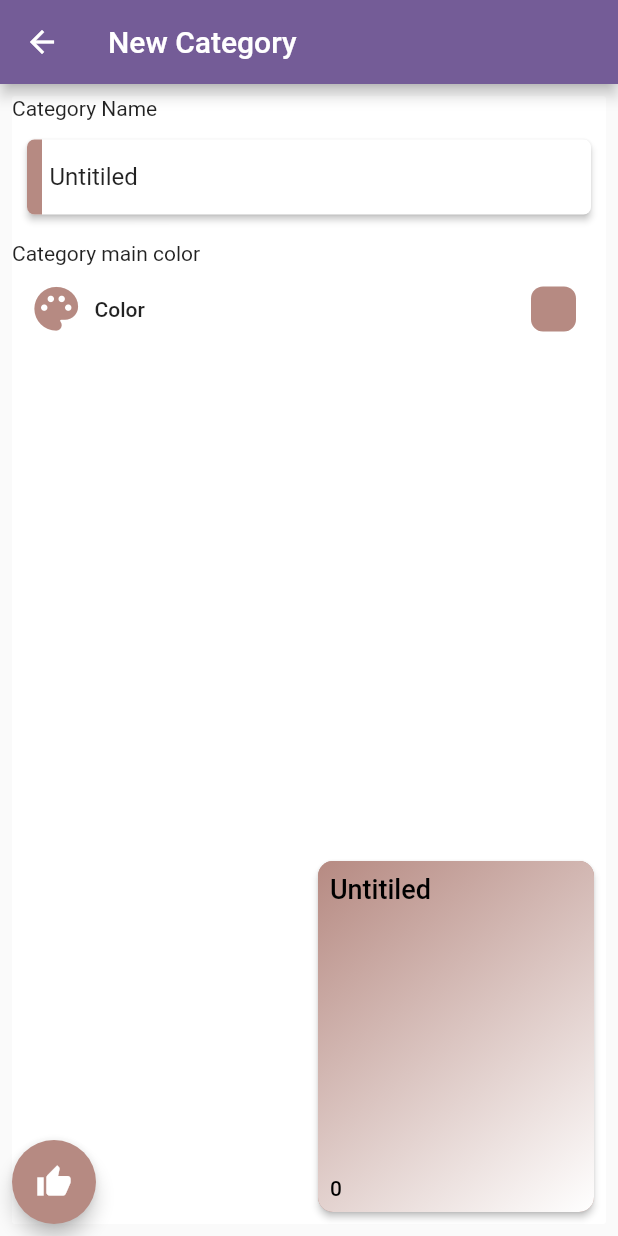
After one commit to MoSamir/Task-Tracker, a Flutter app: the AddCategory screen opened directly, on a phone screen of 412 x 824 dp. The commit adds this screen. Run offline on Flutter 3.47's test engine with Material 2 defaults, Android fonts, the phone set to English and light mode, and no system bars; our stand-ins replace bloc, cloud_firestore, fancy_bottom_navigation, firebase_auth, flutter_bloc, flutter_colorpicker and 8 more; missing offline and left inert: flutter_circular_chart, onesignal; accounts and stored records are empty; statements that could not run were skipped.

Commit message:
Adding Initial Drafting to add category Making category name color dynamic on Card based on The background color adding Local and OneSignal notification

```diff
--- /dev/null
+++ b/task_tracker/lib/bloc/AddCategory.dart
@@ -0,0 +1,43 @@
+import 'package:bloc/bloc.dart';
+import 'package:task_tracker/models/CategoryModel.dart';
+import 'package:task_tracker/resources/Repository.dart';
+
+class AddCategoryBloc extends Bloc<AddCategoryBlocEvents, AddCategoryStates> {
+  @override
+  // TODO: implement initialState
+  AddCategoryStates get initialState => InitialScreenState();
+
+  @override
+  Stream<AddCategoryStates> mapEventToState(
+      AddCategoryBlocEvents event) async* {
+    if (event is CreateCategory) {
+      yield CategoryLoading();
+      try {
+        bool noteAdded =
+            await Repository.addCategory(category: event.newCategory);
+
+        await Future.delayed(Duration(seconds: 5));
+        yield noteAdded ? SuccessState() : FailedState();
+      } catch (ex) {
+        yield FailedState();
+      }
+    }
+  }
+}
+
+abstract class AddCategoryBlocEvents {}
+
+class CreateCategory extends AddCategoryBlocEvents {
+  final CategoryViewModel newCategory;
+  CreateCategory({this.newCategory});
+}
+
+abstract class AddCategoryStates {}
+
+class InitialScreenState extends AddCategoryStates {}
+
+class CategoryLoading extends AddCategoryStates {}
+
+class SuccessState extends AddCategoryStates {}
+
+class FailedState extends AddCategoryStates {}
--- a/task_tracker/lib/bloc/DataBloc.dart
+++ b/task_tracker/lib/bloc/DataBloc.dart
@@ -50,7 +50,7 @@ class DataBloc extends Bloc<NoteBlocEvents, NoteBlocStates> {
 
   @override
   Stream<NoteBlocStates> mapEventToState(NoteBlocEvents event) async* {
-    if (event is LoadNotes) {
+    if (event is LoadUserData) {
       yield DataLoading();
       try {
         SingleUserDataModel data = await loadUserNotes();
@@ -125,7 +125,7 @@ class InitialScreen extends NoteBlocStates {}
 
 abstract class NoteBlocEvents {}
 
-class LoadNotes extends NoteBlocEvents {}
+class LoadUserData extends NoteBlocEvents {}
 
 class DeleteNote extends NoteBlocEvents {
   TaskViewModel taskViewModel;
--- a/task_tracker/lib/main.dart
+++ b/task_tracker/lib/main.dart
@@ -4,8 +4,12 @@ import 'package:task_tracker/bloc/DataBloc.dart';
 import 'package:task_tracker/presentation/BarRootScreen.dart';
 import 'package:task_tracker/resources/database_provider/DatabaseProvider.dart';
 import 'package:task_tracker/resources/firebase_provider/FirebaseProvider.dart';
+import 'package:task_tracker/utilities/NotificationController.dart';
 
 void main() async {
+  NotificationController.initOneSignal();
+  NotificationController.initLocalNotification();
+
   runApp(MyApp());
 }
 
--- /dev/null
+++ b/task_tracker/lib/presentation/AddCategory.dart
@@ -0,0 +1,280 @@
+import 'package:flutter/material.dart';
+import 'package:flutter_bloc/flutter_bloc.dart';
+import 'package:flutter_colorpicker/flutter_colorpicker.dart';
+import 'package:modal_progress_hud/modal_progress_hud.dart';
+import 'package:rxdart/rxdart.dart';
+import 'package:task_tracker/bloc/AddCategory.dart';
+import 'package:task_tracker/bloc/DataBloc.dart';
+import 'package:task_tracker/models/CategoryModel.dart';
+import 'package:task_tracker/presentation/utilities_widgets/ErrorView.dart';
+import 'package:task_tracker/presentation/utilities_widgets/LoadingView.dart';
+import 'package:task_tracker/utilities/Constants.dart';
+import 'package:toast/toast.dart';
+
+import 'list_cards/CategoryCard.dart';
+
+class AddCategory extends StatefulWidget {
+  final DataBloc dataBloc;
+  AddCategory({this.dataBloc});
+  @override
+  _AddCategoryState createState() => _AddCategoryState();
+}
+
+class _AddCategoryState extends State<AddCategory>
+    with SingleTickerProviderStateMixin {
+  CategoryViewModel newCategory = CategoryViewModel(
+    categoryColor: '0xFFb68a82', // color white
+    categoryName: "Untitiled",
+  );
+
+  AddCategoryBloc categoryBloc;
+  GlobalKey<FormState> _formKey = GlobalKey<FormState>();
+
+  BehaviorSubject<bool> needUpdate = BehaviorSubject<bool>();
+
+  TextEditingController _taskNameController =
+      TextEditingController(text: 'Untitiled');
+  String newColor = '0xFFb68a82';
+
+  @override
+  void initState() {
+    super.initState();
+    _taskNameController.addListener(() {
+      newCategory.categoryName = _taskNameController.text;
+      print('Sinking');
+      needUpdate.sink.add(true);
+    });
+
+    categoryBloc = AddCategoryBloc();
+    // TODO: implement initState
+  }
+
+  void changeColor(Color color) {
+    newColor = '${color.value}';
+  }
+
+  @override
+  Widget build(BuildContext context) {
+    double height = MediaQuery.of(context).size.height - kToolbarHeight;
+
+    return Container(
+      child: Scaffold(
+        appBar: AppBar(
+          backgroundColor: AppColors.APP_COLOR,
+          title: Text('New Category'),
+        ),
+        body: BlocListener(
+          bloc: categoryBloc,
+          listener: (context, state) {
+            if (state is SuccessState) {
+              Toast.show(Strings.SAVE_TASK_SUCCESS_MESSAGE, context,
+                  duration: 5, gravity: Toast.BOTTOM);
+              _taskNameController.clear();
+              _taskNameController.clear();
+
+              widget.dataBloc.add(LoadUserData());
+              Navigator.of(context).pop();
+            } else if (state is FailedState) {
+              showDialog(
+                context: context,
+                barrierDismissible: true,
+                builder: (context) => AlertDialog(
+                  elevation: 2,
+                  title: Text(Strings.SAVE_TASK_FAILED_MESSAGE),
+                  content: ErrorHandleView(),
+                ),
+              );
+            }
+          },
+          child: BlocBuilder(
+            bloc: categoryBloc,
+            builder: (context, state) {
+              return ModalProgressHUD(
+                inAsyncCall: state is CategoryLoading,
+                progressIndicator: LoadingView(
+                  indicatorColor: Color(int.parse(newCategory.categoryColor)),
+                ),
+                child: Padding(
+                  padding: const EdgeInsets.all(8.0),
+                  child: Container(
+                    height: height,
+                    child: Stack(
+                      children: <Widget>[
+                        cardControls(),
+                        Align(
+                          alignment: Alignment.bottomRight,
+                          child: StreamBuilder<bool>(
+                            initialData: false,
+                            stream: needUpdate,
+                            builder: (context, snapshot) {
+                              return cardPreview();
+                            },
+                          ),
+                        ),
+                        Align(
+                          alignment: Alignment.bottomLeft,
+                          child: FloatingActionButton(
+                            onPressed: () {
+                              if (_formKey.currentState.validate()) {
+                                categoryBloc.add(
+                                    CreateCategory(newCategory: newCategory));
+                              }
+                            },
+                            elevation: 5,
+                            backgroundColor: Color(int.parse(newColor)),
+                            child: Icon(Icons.thumb_up),
+                          ),
+                        ),
+                      ],
+                    ),
+                  ),
+                ),
+              );
+            },
+          ),
+        ),
+      ),
+    );
+  }
+
+  cardPreview() {
+    return Container(
+      width: 200,
+      height: 250,
+      child: CategoryCard(
+        associatedTasks: 0,
+        categoryViewModel: newCategory,
+      ),
+    );
+  }
+
+  cardControls() {
+    return Material(
+      type: MaterialType.card,
+      child: Column(
+        crossAxisAlignment: CrossAxisAlignment.stretch,
+        children: <Widget>[
+          Text('Category Name'),
+          SizedBox(
+            height: 5,
+          ),
+          Padding(
+            padding: const EdgeInsets.symmetric(horizontal: 10, vertical: 8),
+            child: Material(
+              borderRadius: BorderRadius.circular(5),
+              elevation: 2,
+              type: MaterialType.card,
+              child: Row(
+                children: <Widget>[
+                  Container(
+                    decoration: BoxDecoration(
+                      color: Color(int.parse(newColor)),
+                      borderRadius: BorderRadius.only(
+                        topLeft: Radius.circular(5),
+                        bottomLeft: Radius.circular(5),
+                      ),
+                    ),
+                    width: 10,
+                    height: 50,
+                  ),
+                  SizedBox(
+                    width: 5,
+                  ),
+                  Expanded(
+                    child: Form(
+                      key: _formKey,
+                      child: TextFormField(
+                        validator: (text) {
+                          return (text.length > 0)
+                              ? null
+                              : Strings.REQUIRED_FIELD_ERROR;
+                        },
+                        controller: _taskNameController,
+                        cursorColor: Color(int.parse(newColor)),
+                        decoration: InputDecoration(
+                          border: InputBorder.none,
+                          hintText: Strings.TASK_NAME_HINT,
+                          hintStyle: TextStyle(
+                            color: Colors.grey[300],
+                          ),
+                        ),
+                      ),
+                    ),
+                  ),
+                ],
+              ),
+            ),
+          ),
+          SizedBox(
+            height: 10,
+          ),
+          Text('Category main color'),
+          SizedBox(
+            height: 5,
+          ),
+          Padding(
+            padding: const EdgeInsets.only(right: 20),
+            child: Row(
+              mainAxisAlignment: MainAxisAlignment.spaceBetween,
+              children: <Widget>[
+                FlatButton.icon(
+                  icon: Icon(
+                    Icons.palette,
+                    size: 35,
+                    color: Color(int.parse(newColor)),
+                  ),
+                  label: Text('Color'),
+                  onPressed: () => showPicker(),
+                ),
+                Container(
+                  height: 30,
+                  width: 30,
+                  decoration: BoxDecoration(
+                      color: Color(int.parse(newColor)),
+                      shape: BoxShape.rectangle,
+                      borderRadius: BorderRadius.circular(8)),
+                ),
+              ],
+            ),
+          ),
+        ],
+      ),
+    );
+  }
+
+  @override
+  void dispose() {
+    needUpdate.close();
+    // TODO: implement dispose
+    super.dispose();
+  }
+
+  showPicker() {
+    showDialog(
+      context: context,
+      child: AlertDialog(
+        title: const Text('Pick a color!'),
+        content: SingleChildScrollView(
+          physics: NeverScrollableScrollPhysics(),
+          child: ColorPicker(
+            pickerColor: Color(int.parse(newColor)),
+            onColorChanged: changeColor,
+            enableLabel: true,
+            pickerAreaHeightPercent: 0.8,
+          ),
+        ),
+        actions: <Widget>[
+          FlatButton(
+            child: const Text('Got it'),
+            onPressed: () {
+              setState(() {});
+              needUpdate.sink.add(true);
+              newCategory.categoryColor = newColor;
+              Navigator.of(context).pop();
+            },
+          ),
+        ],
+      ),
+    );
+  }
+}
--- a/task_tracker/lib/presentation/AddNote.dart
+++ b/task_tracker/lib/presentation/AddNote.dart
@@ -71,7 +71,7 @@ class _AddNoteScreenState extends State<AddNoteScreen> {
             if (state is SuccessState) {
               Toast.show(Strings.SAVE_TASK_SUCCESS_MESSAGE, context,
                   duration: 5, gravity: Toast.BOTTOM);
-              BlocProvider.of<DataBloc>(context).add(LoadNotes());
+              BlocProvider.of<DataBloc>(context).add(LoadUserData());
               _taskNameController.clear();
               _taskDescriptionController.clear();
               RootScreen.navigatorKey.currentState.setPage(2);
@@ -92,7 +92,9 @@ class _AddNoteScreenState extends State<AddNoteScreen> {
             builder: (context, state) {
               return ModalProgressHUD(
                 inAsyncCall: state is NoteLoading,
-                progressIndicator: LoadingView(),
+                progressIndicator: LoadingView(
+                  indicatorColor: taskColor,
+                ),
                 child: SingleChildScrollView(
                   child: Container(
                     child: Form(
--- a/task_tracker/lib/presentation/NotesScreen.dart
+++ b/task_tracker/lib/presentation/NotesScreen.dart
@@ -26,7 +26,7 @@ class _NotesScreenState extends State<NotesScreen> {
         ScrollController(initialScrollOffset: 0, keepScrollOffset: true);
 
     if (_bloc.state is DataLoaded == false &&
-        _bloc.state is DataLoading == false) _bloc.add(LoadNotes());
+        _bloc.state is DataLoading == false) _bloc.add(LoadUserData());
     // TODO: implement initState
     super.initState();
   }
--- a/task_tracker/lib/presentation/list_cards/CategoryCard.dart
+++ b/task_tracker/lib/presentation/list_cards/CategoryCard.dart
@@ -8,7 +8,7 @@ class CategoryCard extends StatelessWidget {
   final CategoryViewModel categoryViewModel;
   final int associatedTasks;
   final Function addCategoryAction;
-
+  Color textColor = AppColors.BLACK_COLOR;
   CategoryCard(
       {this.categoryViewModel, this.associatedTasks, this.addCategoryAction});
 
@@ -19,6 +19,10 @@ class CategoryCard extends StatelessWidget {
         : Color((math.Random().nextDouble() * 0xFFFFFF).toInt() << 0)
             .withOpacity(1.0);
 
+    textColor = UtilityFunctions.isDarkColor(mainColor)
+        ? AppColors.WHITE_COLOR
+        : AppColors.BLACK_COLOR;
+
     return Container(
       child: Padding(
         padding: const EdgeInsets.all(8.0),
@@ -27,7 +31,8 @@ class CategoryCard extends StatelessWidget {
           elevation: 2,
           borderRadius: BorderRadius.circular(10),
           color: mainColor,
-          child: Container(
+          child: AnimatedContainer(
+            duration: Duration(milliseconds: 900),
             decoration: BoxDecoration(
               borderRadius: BorderRadius.circular(10),
               gradient: LinearGradient(
@@ -52,13 +57,27 @@ class CategoryCard extends StatelessWidget {
       mainAxisAlignment: MainAxisAlignment.spaceBetween,
       mainAxisSize: MainAxisSize.max,
       children: <Widget>[
-        Text(categoryViewModel.categoryName),
+        Text(
+          categoryViewModel.categoryName,
+          style: TextStyle(
+            color: textColor,
+            fontSize: 18,
+            fontWeight: FontWeight.w500,
+          ),
+        ),
         Row(
           crossAxisAlignment: CrossAxisAlignment.end,
           mainAxisSize: MainAxisSize.max,
           mainAxisAlignment: MainAxisAlignment.spaceBetween,
           children: <Widget>[
-            Text('$associatedTasks'),
+            Text(
+              '$associatedTasks',
+              style: TextStyle(
+                fontWeight: FontWeight.w500,
+                fontSize: 14,
+                color: textColor,
+              ),
+            ),
           ],
         ),
       ],
@@ -83,7 +102,7 @@ class CategoryCard extends StatelessWidget {
           'New Category',
           textAlign: TextAlign.center,
           style: TextStyle(
-            color: Colors.white,
+            color: textColor,
             fontSize: 18,
             fontWeight: FontWeight.w800,
           ),
--- a/task_tracker/lib/presentation/utilities_widgets/LoadingView.dart
+++ b/task_tracker/lib/presentation/utilities_widgets/LoadingView.dart
@@ -3,6 +3,9 @@ import 'package:flutter_spinkit/flutter_spinkit.dart';
 import 'package:task_tracker/utilities/Constants.dart';
 
 class LoadingView extends StatefulWidget {
+  final Color indicatorColor;
+  LoadingView({this.indicatorColor});
+
   @override
   _LoadingViewState createState() => _LoadingViewState();
 }
@@ -19,7 +22,7 @@ class _LoadingViewState extends State<LoadingView>
           width: MediaQuery.of(context).size.width * .5,
           height: 50,
           child: spinnerKit = SpinKitThreeBounce(
-            color: AppColors.APP_COLOR,
+            color: widget.indicatorColor ?? AppColors.APP_COLOR,
             size: 25.0,
             controller: AnimationController(
                 vsync: this, duration: const Duration(milliseconds: 1200)),
--- a/task_tracker/lib/resources/Repository.dart
+++ b/task_tracker/lib/resources/Repository.dart
@@ -59,6 +59,15 @@ class Repository {
     }
   }
 
+  static Future<bool> addCategory({CategoryViewModel category}) {
+    try {
+      return CategoryDatabaseProvider.createCategory(category);
+    } catch (ex) {
+      print('Exception Accured While Loading Data From DB => $ex');
+      throw ex;
+    }
+  }
+
   //----------------- FIRE-BASE OPERATIONS -------------------------
 
   static Future<void> requestAuthCode(
--- a/task_tracker/lib/resources/database_provider/DatabaseProvider.dart
+++ b/task_tracker/lib/resources/database_provider/DatabaseProvider.dart
@@ -40,6 +40,6 @@ class DatabaseProvider {
       categoryName: 'Health',
       categoryColor: '0xFF80D8FF',
     ));
-    bloc.add(LoadNotes());
+    bloc.add(LoadUserData());
   }
 }
--- a/task_tracker/lib/utilities/Constants.dart
+++ b/task_tracker/lib/utilities/Constants.dart
@@ -3,7 +3,9 @@ import 'dart:ui';
 import 'package:flutter/material.dart';
 import 'package:task_tracker/models/CategoryModel.dart';
 
-class Constants {}
+class Constants {
+  static const ONE_SIGNAL_ID = "2ab8756f-5831-45ad-9d1b-18bb85258598";
+}
 
 class Strings {
   static const ALL_NOTES = "All Notes";
@@ -18,9 +20,7 @@ class Strings {
   static const SAVE_TASK_BUTTON_TEXT = "Save Task";
   static const SAVE_TASK_SUCCESS_MESSAGE = "Task saved successfully";
   static const SAVE_TASK_FAILED_MESSAGE = "Something went wrong";
-
   static const REQUIRED_FIELD_ERROR = "Task name is required";
-  // static const TASK_TYPES = ['Work', 'Personal', 'Health'];
 
 // -------------------Close Task---------------------------------
 
@@ -79,4 +79,14 @@ class UtilityFunctions {
         return userCategories[i].categoryColor;
     return AppColors.APP_COLOR;
   }
+
+  static isDarkColor(Color color) {
+    double darkness = 1 -
+        (0.299 * color.red + 0.587 * color.green + 0.114 * color.blue) / 255;
+    if (darkness < 0.5) {
+      return false; // It's a light color
+    } else {
+      return true; // It's a dark color
+    }
+  }
 }
```
Also changed, not shown: task_tracker/lib/presentation/DashboardScreen.dart (+26 -3 lines), task_tracker/lib/presentation/list_cards/ChartCard.dart (+16 -1 lines), task_tracker/lib/utilities/NotificationController.dart (added, +58 -0 lines), task_tracker/pubspec.yaml (+12 -1 lines), task_tracker/assets/images/ic_launcher.png (added), task_tracker/pubspec.lock, 9 other files.
